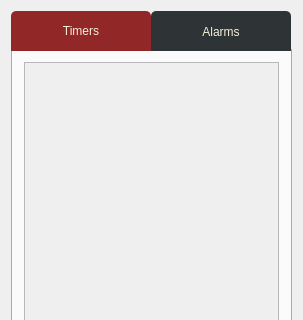
Before: the Qt Designer form Lab2/mainwindow.ui in JustTaya/uniProjects_secondYear, drawn with Qt 5; both pictures show x 0 to 303 and y 0 to 320 of the 303 by 522 pixel window.
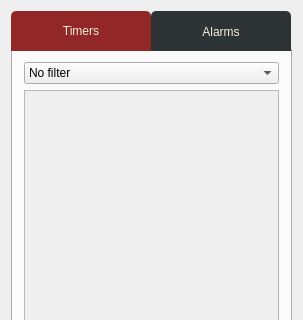
After: the same form once the commit is applied. The open tabs and pages were chosen to show the change. Icons and pictures are not drawn.

Commit message: Filter disabled & enabled timers.

Patch:
```diff
--- a/Lab2/mainwindow.ui
+++ b/Lab2/mainwindow.ui
@@ -94,6 +94,25 @@
         <string>Timers</string>
        </attribute>
        <layout class="QVBoxLayout" name="verticalLayout">
+        <item>
+         <widget class="QComboBox" name="timerFilter">
+          <item>
+           <property name="text">
+            <string>No filter</string>
+           </property>
+          </item>
+          <item>
+           <property name="text">
+            <string>Show enabled</string>
+           </property>
+          </item>
+          <item>
+           <property name="text">
+            <string>Show disabled</string>
+           </property>
+          </item>
+         </widget>
+        </item>
         <item>
          <widget class="QScrollArea" name="timerList">
           <property name="widgetResizable">
@@ -105,7 +124,7 @@
              <x>0</x>
              <y>0</y>
              <width>261</width>
-             <height>342</height>
+             <height>311</height>
             </rect>
            </property>
           </widget>
```
Left out of the diff: 13 changed lines with no effect on the pictures. The commit also changes 14 other files.
